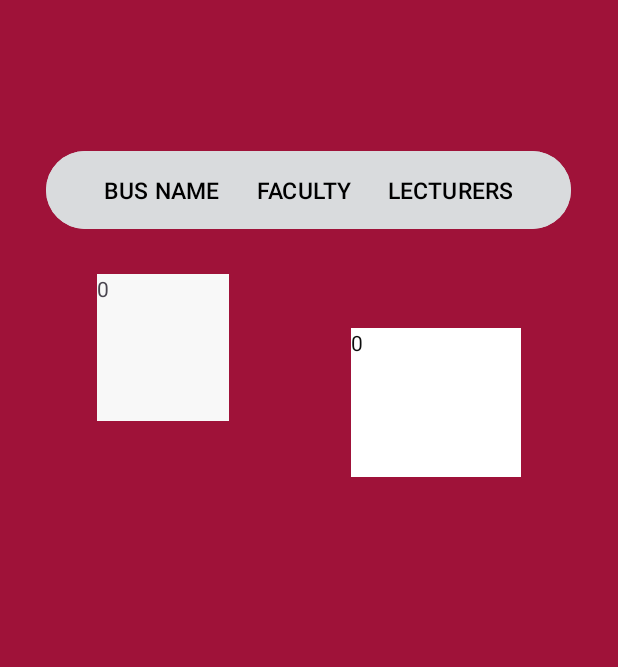
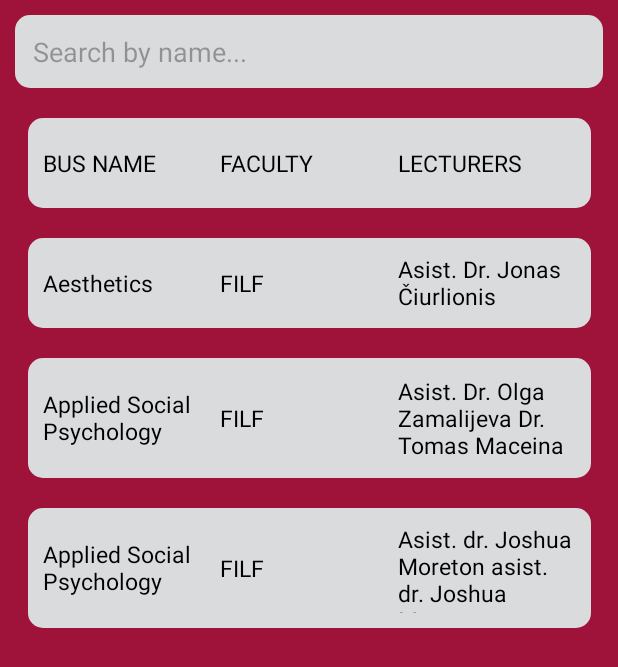
Before and after one commit to FluffyDango/kasbus, an Android app: the screen it shows after launch (MainActivity), on a phone screen of 412 x 824 dp. Shown: the top 667 px of the screen. Run offline under Robolectric (Android 15) with nearby library versions, the phone set to English and light mode, and no system bars.

```diff
--- /dev/null
+++ b/app/src/main/java/com/kasbus/kasbusapp/APICalls.java
@@ -0,0 +1,39 @@
+package com.kasbus.kasbusapp;
+
+import android.util.Log;
+import android.widget.TextView;
+
+import com.kasbus.kasbusapp.Containers.Ratings;
+
+import retrofit2.Call;
+import retrofit2.Callback;
+import retrofit2.Response;
+
+public class APICalls {
+
+    public void setRatings(Call<Ratings> call, TextView responseText) {
+        call.enqueue(new Callback<Ratings>() {
+            @Override
+            public void onResponse(Call<Ratings> call, Response<Ratings> response) {
+                Log.d("CONNECTION", response.code() + "");
+
+                String displayResponse = "";
+
+                Ratings resource = response.body();
+                String category1 = Double.toString(resource.category1);
+                String category2 = Double.toString(resource.category2);
+                String category3 = Double.toString(resource.category3);
+                String category4 = Double.toString(resource.category4);
+
+                displayResponse = category1 + " " + category2 + " " + category3 + " " + category4;
+
+                responseText.setText(displayResponse);
+            }
+
+            @Override
+            public void onFailure(Call<Ratings> call, Throwable t) {
+                call.cancel();
+            }
+        });
+    }
+}
--- a/app/src/main/java/com/kasbus/kasbusapp/APIInterface.java
+++ b/app/src/main/java/com/kasbus/kasbusapp/APIInterface.java
@@ -1,14 +1,24 @@
 package com.kasbus.kasbusapp;
 
-import com.kasbus.kasbusapp.Containers.Ratings;
+import com.kasbus.kasbusapp.Containers.*;
+
+import java.util.List;
 
 import retrofit2.Call;
 import retrofit2.http.GET;
+import retrofit2.http.Path;
 
 public interface APIInterface {
-//    @GET("/subjects/en")
-//    Call<List<Subject>> getEnSubjects();
-
-    @GET("ratings/tNmmvuCzwF60cZiQEvwd")
-    Call<Ratings> getSubjectRatings();
+    @GET("/subjects/en")
+    Call<List<Subject>> getAllSubjectsEN();
+    @GET("/subjects/en/{id}")
+    Call<Subject> getOneSubjectEN(@Path("id") String ID);
+    @GET("/subjects/lt")
+    Call<List<Subject>> getAllSubjectsLT();
+    @GET("/subjects/lt/{id}")
+    Call<List<Subject>> getOneSubjectLT(@Path("id") String ID);
+    @GET("/comments/{id}")
+    Call<Comments> getSubjectComments(@Path("id") String ID);
+    @GET("ratings/{id}")
+    Call<Ratings> getSubjectRatings(@Path("id") String ID);
 }
--- /dev/null
+++ b/app/src/main/java/com/kasbus/kasbusapp/Containers/Comments.java
@@ -0,0 +1,48 @@
+package com.kasbus.kasbusapp.Containers;
+
+import com.google.gson.annotations.SerializedName;
+
+public class Comments {
+    @SerializedName("content")
+    public String content;
+    @SerializedName("faculty")
+    public String faculty;
+    @SerializedName("subjectId")
+    public String subjectId;
+    @SerializedName("timestamp")
+    public String timestamp;
+
+
+    public String getContent(){
+        return content;
+    }
+
+    public void setContent(String newContent){
+        this.content = newContent;
+    }
+
+    public String getFaculty(){
+        return faculty;
+    }
+
+    public void setFaculty(String newFaculty){
+        this.faculty = newFaculty;
+    }
+
+    public String getSubjectId(){
+        return subjectId;
+    }
+
+    public void setSubjectId(String newSubjectId){
+        this.subjectId = newSubjectId;
+    }
+
+    public String getTimestamp(){
+        return timestamp;
+    }
+
+    public void setTimestamp(String newTimestamp){
+        this.timestamp = newTimestamp;
+    }
+
+}
--- a/app/src/main/java/com/kasbus/kasbusapp/Containers/Ratings.java
+++ b/app/src/main/java/com/kasbus/kasbusapp/Containers/Ratings.java
@@ -11,4 +11,36 @@ public class Ratings {
     public Double category3;
     @SerializedName("category4")
     public Double category4;
+
+    public Double getCategory1(){
+        return category1;
+    }
+
+    public void setCategory1(Double newCategory1){
+        this.category1 = newCategory1;
+    }
+
+    public Double getCategory2(){
+        return category2;
+    }
+
+    public void setCategory2(Double newCategory2){
+        this.category2 = newCategory2;
+    }
+
+    public Double getCategory3(){
+        return category3;
+    }
+
+    public void setCategory3(Double newCategory3){
+        this.category3 = newCategory3;
+    }
+
+    public Double getCategory4(){
+        return category4;
+    }
+
+    public void setCategory4(Double newCategory4){
+        this.category4 = newCategory4;
+    }
 }
--- /dev/null
+++ b/app/src/main/java/com/kasbus/kasbusapp/Containers/Subject.java
@@ -0,0 +1,58 @@
+package com.kasbus.kasbusapp.Containers;
+
+import com.google.gson.annotations.SerializedName;
+
+public class Subject {
+    @SerializedName("name")
+    public String name;
+    @SerializedName("faculty")
+    public String faculty;
+    @SerializedName("credits")
+    public int credits;
+    @SerializedName("delivery")
+    public String delivery;
+    @SerializedName("lecturers")
+    public String lecturers;
+    @SerializedName("language")
+    public String language;
+    @SerializedName("exam")
+    public boolean exam;
+    @SerializedName("hours")
+    public int hours;
+    @SerializedName("link")
+    public String link;
+
+    /*
+    public String getId(){
+        return id;
+    }
+
+    public void setId(String newId){
+        this.id = newId;
+    }
+
+    public String getName(){
+        return name;
+    }
+
+    public void setName(String newName){
+        this.name = newName;
+    }
+
+    public String getFaculty(){
+        return faculty;
+    }
+
+    public void setFaculty(String newFaculty){
+        this.faculty = newFaculty;
+    }
+
+    public int setCredits(){
+        return credits;
+    }
+
+    public void getCredits(int newCredits){
+        this.credits = newCredits;
+    }
+    */
+}
--- a/app/src/main/java/com/kasbus/kasbusapp/MainActivity.java
+++ b/app/src/main/java/com/kasbus/kasbusapp/MainActivity.java
@@ -3,53 +3,25 @@ package com.kasbus.kasbusapp;
 import androidx.appcompat.app.AppCompatActivity;
 
 import android.os.Bundle;
-import android.util.Log;
-import android.widget.ListView;
 import android.widget.TextView;
 
 import com.kasbus.kasbusapp.Containers.Ratings;
 
 import retrofit2.Call;
-import retrofit2.Callback;
-import retrofit2.Response;
+
 
 public class MainActivity extends AppCompatActivity {
-    TextView responseText;
-    APIInterface apiInterface;
+
 
     @Override
     protected void onCreate(Bundle savedInstanceState) {
         super.onCreate(savedInstanceState);
         setContentView(R.layout.activity_main);
-        Log.d("Test", "Message");
 
-        responseText = (TextView) findViewById(R.id.name);
-        apiInterface = APIClient.getClient().create(APIInterface.class);
+        APICalls api_calls = new APICalls();
+        APIInterface apiInterface = APIClient.getClient().create(APIInterface.class);
 
-        Call<Ratings> call = apiInterface.getSubjectRatings();
-        call.enqueue(new Callback<Ratings>() {
-            @Override
-            public void onResponse(Call<Ratings> call, Response<Ratings> response) {
-                Log.d("CONNECTION",response.code()+"");
-
-                String displayResponse = "";
-
-                Ratings resource = response.body();
-                String category1 = Double.toString(resource.category1);
-                String category2 = Double.toString(resource.category2);
-                String category3 = Double.toString(resource.category3);
-                String category4 = Double.toString(resource.category4);
-
-                displayResponse = category1 + " " + category2 + " " + category3 + " " + category4;
-
-                responseText.setText(displayResponse);
-            }
-
-            @Override
-            public void onFailure(Call<Ratings> call, Throwable t) {
-                Log.d("CONNECTION", "Failed to get Ratings");
-                call.cancel();
-            }
-        });
+//        TextView responseText = (TextView) findViewById(R.id.Aesthetics);
+//        api_calls.setRatings(apiInterface.getSubjectRatings(), responseText);
     }
 }
--- /dev/null
+++ b/app/src/main/res/drawable/rounded_background.xml
@@ -0,0 +1,5 @@
+<?xml version="1.0" encoding="utf-8"?>
+<shape xmlns:android="http://schemas.android.com/apk/res/android">
+    <solid android:color="#d9dbdd" />
+    <corners android:radius="10dp" />
+</shape>
--- a/app/src/main/res/layout/activity_main.xml
+++ b/app/src/main/res/layout/activity_main.xml
@@ -7,60 +7,195 @@
     android:background="#9F1239"
     tools:context=".MainActivity">
 
-    <Button
-        android:id="@+id/APIbutton"
-        android:layout_width="350dp"
-        android:layout_height="60dp"
-        android:backgroundTint="#d9dbdd"
-        android:textColor="#000000"
-        android:layout_marginStart="147dp"
-        android:layout_marginLeft="147dp"
-        android:layout_marginTop="51dp"
-        android:layout_marginEnd="148dp"
-        android:layout_marginRight="148dp"
-        android:layout_marginBottom="622dp"
-        android:text="BUS NAME      FACULTY      LECTURERS"
-        android:textSize="15sp"
-
-        app:layout_constraintBottom_toBottomOf="parent"
+    <!-- Search Bar -->
+    <EditText
+        android:id="@+id/searchBar"
+        android:layout_width="0dp"
+        android:layout_height="wrap_content"
+        android:layout_margin="10dp"
+        android:background="@drawable/rounded_background"
+        android:hint="Search by name..."
+        android:inputType="text"
+        android:padding="12dp"
         app:layout_constraintEnd_toEndOf="parent"
         app:layout_constraintStart_toStartOf="parent"
         app:layout_constraintTop_toTopOf="parent" />
 
-    <TextView
-        android:id="@+id/something"
-        android:layout_width="88dp"
-        android:layout_height="98dp"
-        android:layout_marginStart="16dp"
-        android:layout_marginLeft="16dp"
-        android:layout_marginTop="174dp"
-        android:layout_marginEnd="16dp"
-        android:layout_marginRight="16dp"
-        android:layout_marginBottom="530dp"
-        android:background="#F8F8F8"
-        android:text="0"
-        app:layout_constraintBottom_toBottomOf="parent"
-        app:layout_constraintEnd_toStartOf="@+id/name"
+    <!-- Block 0 -->
+<LinearLayout
+        android:id="@+id/block0"
+        android:layout_width="375dp"
+        android:layout_height="60dp"
+        android:layout_marginTop="20dp"
+        android:gravity="center"
+        android:orientation="horizontal"
+        android:padding="10dp"
+        android:clickable="true"
+        android:focusable="true"
+        android:layout_gravity="center"
+        android:background="@drawable/rounded_background"
+        app:layout_constraintEnd_toEndOf="parent"
         app:layout_constraintStart_toStartOf="parent"
-        app:layout_constraintTop_toTopOf="parent"
-        app:layout_constraintVertical_bias="0.408" />
+        app:layout_constraintTop_toBottomOf="@id/searchBar">
 
-    <TextView
-        android:id="@+id/name"
-        android:layout_width="113dp"
-        android:layout_height="99dp"
-        android:layout_marginStart="16dp"
-        android:layout_marginLeft="16dp"
-        android:layout_marginTop="41dp"
-        android:layout_marginEnd="16dp"
-        android:layout_marginRight="16dp"
-        android:layout_marginBottom="486dp"
-        android:background="#FFFFFF"
-        android:text="0"
-        android:textColor="#0C0C0C"
-        app:layout_constraintBottom_toBottomOf="parent"
-        app:layout_constraintEnd_toEndOf="parent"
-        app:layout_constraintStart_toEndOf="@+id/something"
-        app:layout_constraintTop_toBottomOf="@+id/APIbutton" />
+        <TextView
+            android:id="@+id/title0"
+            android:layout_width="0dp"
+            android:layout_height="wrap_content"
+            android:text="BUS NAME"
+            android:textColor="#000000"
+            android:textSize="15sp"
+            android:layout_weight="1" />
+
+        <TextView
+                    android:id="@+id/title1"
+                    android:layout_width="0dp"
+                    android:layout_height="wrap_content"
+                    android:text="FACULTY"
+                    android:textColor="#000000"
+                    android:textSize="15sp"
+                    android:layout_weight="1" />
+
+        <TextView
+                    android:id="@+id/title2"
+                    android:layout_width="0dp"
+                    android:layout_height="wrap_content"
+                    android:text="LECTURERS"
+                    android:textColor="#000000"
+                    android:textSize="15sp"
+                    android:layout_weight="1" />
+    </LinearLayout>
+
+    <!-- Block 1 -->
+    <LinearLayout
+        android:id="@+id/block1"
+        android:layout_width="375dp"
+        android:layout_height="60dp"
+        android:layout_marginTop="20dp"
+        android:gravity="center"
+        android:orientation="horizontal"
+        android:padding="10dp"
+        android:clickable="true"
+        android:focusable="true"
+        android:background="@drawable/rounded_background"
+        app:layout_constraintTop_toBottomOf="@+id/block0"
+        app:layout_constraintStart_toStartOf="parent"
+        app:layout_constraintEnd_toEndOf="parent">
+
+        <TextView
+            android:id="@+id/Aesthetics"
+            android:layout_width="0dp"
+            android:layout_height="wrap_content"
+            android:text="Aesthetics"
+            android:textColor="#000000"
+            android:textSize="15sp"
+            android:layout_weight="1" />
+
+        <TextView
+            android:id="@+id/tv_faculty_1"
+            android:layout_width="0dp"
+            android:layout_height="wrap_content"
+            android:text="FILF"
+            android:textColor="#000000"
+            android:textSize="15sp"
+            android:layout_weight="1" />
+
+        <TextView
+            android:id="@+id/tv_lecturers_1"
+            android:layout_width="0dp"
+            android:layout_height="wrap_content"
+            android:text="Asist. Dr. Jonas Čiurlionis"
+            android:textColor="#000000"
+            android:textSize="15sp"
+            android:layout_weight="1" />
+    </LinearLayout>
+
+    <!-- Block 2 -->
+    <LinearLayout
+        android:id="@+id/block2"
+            android:layout_width="375dp"
+            android:layout_height="80dp"
+            android:layout_marginTop="20dp"
+            android:gravity="center"
+            android:orientation="horizontal"
+            android:padding="10dp"
+            android:clickable="true"
+            android:focusable="true"
+            android:background="@drawable/rounded_background"
+            app:layout_constraintTop_toBottomOf="@+id/block1"
+            app:layout_constraintStart_toStartOf="parent"
+            app:layout_constraintEnd_toEndOf="parent">
+
+        <TextView
+            android:id="@+id/AppliedSocialPsychology"
+            android:layout_width="0dp"
+            android:layout_height="wrap_content"
+            android:text="Applied Social Psychology"
+            android:textColor="#000000"
+            android:textSize="15sp"
+            android:layout_weight="1" />
+
+        <TextView
+            android:id="@+id/tv_faculty_1"
+            android:layout_width="0dp"
+            android:layout_height="wrap_content"
+            android:text="FILF"
+            android:textColor="#000000"
+            android:textSize="15sp"
+            android:layout_weight="1" />
+
+        <TextView
+            android:id="@+id/tv_lecturers_1"
+            android:layout_width="0dp"
+            android:layout_height="wrap_content"
+            android:text="Asist. Dr. Olga Zamalijeva Dr. Tomas Maceina"
+            android:textColor="#000000"
+            android:textSize="15sp"
+            android:layout_weight="1" />
+    </LinearLayout>
+
+    <!-- Block 3 -->
+    <LinearLayout
+        android:id="@+id/block3"
+            android:layout_width="375dp"
+            android:layout_height="80dp"
+            android:layout_marginTop="20dp"
+            android:gravity="center"
+            android:orientation="horizontal"
+            android:padding="10dp"
+            android:clickable="true"
+            android:focusable="true"
+            android:background="@drawable/rounded_background"
+            app:layout_constraintTop_toBottomOf="@+id/block2"
+            app:layout_constraintStart_toStartOf="parent"
+            app:layout_constraintEnd_toEndOf="parent">
+
+        <TextView
+            android:id="@+id/AppliedSocialPsychology"
+            android:layout_width="0dp"
+            android:layout_height="wrap_content"
+            android:text="Applied Social Psychology"
+            android:textColor="#000000"
+            android:textSize="15sp"
+            android:layout_weight="1" />
+
+        <TextView
+            android:id="@+id/tv_faculty_1"
+            android:layout_width="0dp"
+            android:layout_height="wrap_content"
+            android:text="FILF"
+            android:textColor="#000000"
+            android:textSize="15sp"
+            android:layout_weight="1" />
+
+        <TextView
+            android:id="@+id/tv_lecturers_1"
+            android:layout_width="0dp"
+            android:layout_height="wrap_content"
+            android:text="Asist. dr. Joshua Moreton asist. dr. Joshua Moreton"
+            android:textColor="#000000"
+            android:textSize="15sp"
+            android:layout_weight="1" />
+    </LinearLayout>
 
 </androidx.constraintlayout.widget.ConstraintLayout>
```
